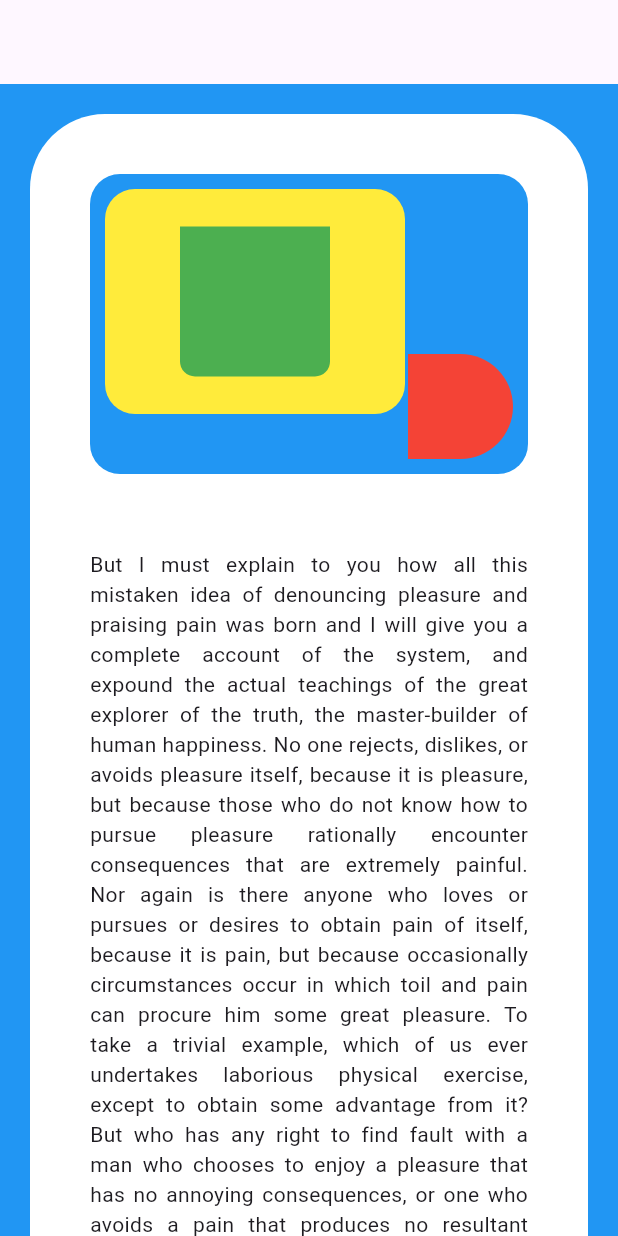
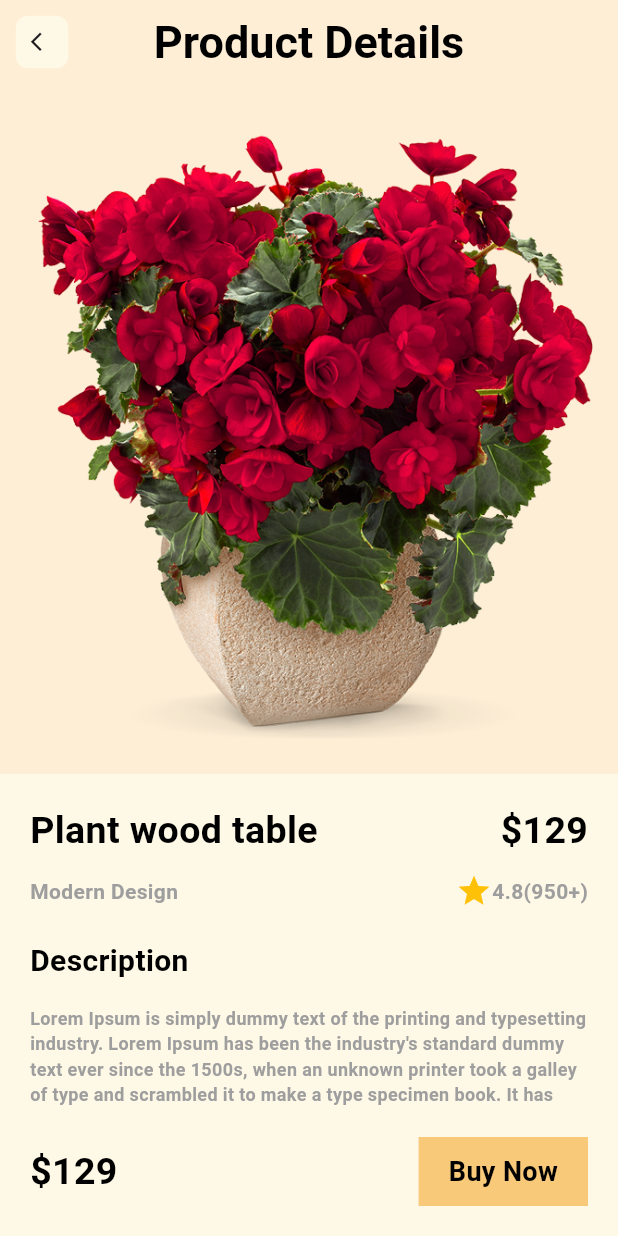
Before and after one commit to shihabLuminar/sample_row_colum_dec, a Flutter app: the screen it shows after launch, on a phone screen of 412 x 824 dp. Run offline on Flutter 3.47's test engine with Material 3 defaults, Android fonts, the phone set to English and light mode, and no system bars.

Commit message:
product detials ui added

```diff
--- a/lib/main.dart
+++ b/lib/main.dart
@@ -1,6 +1,7 @@
 import 'package:flutter/material.dart';
 import 'package:sample_row_colum_dec/first_screen.dart';
 import 'package:sample_row_colum_dec/flexible_expanded_screen.dart';
+import 'package:sample_row_colum_dec/produt_details_ui.dart';
 import 'package:sample_row_colum_dec/sample_col_row_ui.dart';
 import 'package:sample_row_colum_dec/stack_sample.dart';
 import 'package:sample_row_colum_dec/stack_ui_task.dart';
@@ -16,7 +17,8 @@
   @override
   Widget build(BuildContext context) {
     return MaterialApp(
-      home: StackUiTask(),
+      debugShowCheckedModeBanner: false,
+      home: ProdutDetailsUi(),
     );
   }
 }
--- /dev/null
+++ b/lib/produt_details_ui.dart
@@ -0,0 +1,138 @@
+import 'package:flutter/material.dart';
+
+class ProdutDetailsUi extends StatelessWidget {
+  const ProdutDetailsUi({super.key});
+
+  @override
+  Widget build(BuildContext context) {
+    return Scaffold(
+      backgroundColor: Color(0xfffeeed6),
+      appBar: AppBar(
+        backgroundColor: Colors.transparent,
+        leading: Center(
+          child: Container(
+              padding: EdgeInsets.all(10),
+              decoration: BoxDecoration(
+                  color: Color(0xfffef8e6),
+                  borderRadius: BorderRadius.circular(8)),
+              child: Icon(
+                Icons.arrow_back_ios,
+                size: 15,
+              )),
+        ),
+        titleTextStyle: TextStyle(
+          color: Colors.black,
+          fontWeight: FontWeight.w700,
+          fontSize: 30,
+        ),
+        title: Text("Product Details"),
+        centerTitle: true,
+      ),
+      body: Column(
+        children: [
+          Expanded(child: Image.asset(height: 300, "assets/images/pot.png")),
+          Container(
+            padding: EdgeInsets.all(20),
+            color: Color(0xfffef8e6),
+            child: Column(
+              crossAxisAlignment: CrossAxisAlignment.start,
+              children: [
+                Row(
+                  mainAxisAlignment: MainAxisAlignment.spaceBetween,
+                  children: [
+                    Text(
+                      "Plant wood table",
+                      style: TextStyle(
+                          color: Colors.black,
+                          fontWeight: FontWeight.bold,
+                          fontSize: 25),
+                    ),
+                    Text(
+                      "\$129",
+                      style: TextStyle(
+                          color: Colors.black,
+                          fontWeight: FontWeight.bold,
+                          fontSize: 25),
+                    ),
+                  ],
+                ),
+                SizedBox(
+                  height: 10,
+                ),
+                Row(
+                  mainAxisAlignment: MainAxisAlignment.spaceBetween,
+                  children: [
+                    Text(
+                      "Modern Design",
+                      style: TextStyle(
+                          color: Colors.grey,
+                          fontWeight: FontWeight.bold,
+                          fontSize: 14),
+                    ),
+                    Spacer(),
+                    Icon(
+                      Icons.star,
+                      color: Colors.amber,
+                    ),
+                    Text(
+                      "4.8(950+)",
+                      style: TextStyle(
+                          color: Colors.grey,
+                          fontWeight: FontWeight.bold,
+                          fontSize: 14),
+                    )
+                  ],
+                ),
+                SizedBox(height: 20),
+                Text(
+                  "Description",
+                  style: TextStyle(
+                      color: Colors.black,
+                      fontWeight: FontWeight.bold,
+                      fontSize: 20),
+                ),
+                SizedBox(height: 15),
+                Text(
+                  "Lorem Ipsum is simply dummy text of the printing and typesetting industry. Lorem Ipsum has been the industry's standard dummy text ever since the 1500s, when an unknown printer took a galley of type and scrambled it to make a type specimen book. It has",
+                  style: TextStyle(
+                      color: Colors.grey,
+                      fontWeight: FontWeight.bold,
+                      fontSize: 12),
+                ),
+                SizedBox(height: 20),
+                Row(
+                  children: [
+                    Text(
+                      "\$129",
+                      style: TextStyle(
+                          color: Colors.black,
+                          fontWeight: FontWeight.bold,
+                          fontSize: 25),
+                    ),
+                    Spacer(),
+                    Container(
+                      padding:
+                          EdgeInsets.symmetric(vertical: 10, horizontal: 20),
+                      color: Color(0xfff9c97a),
+                      child: Text(
+                        "Buy Now",
+                        style: TextStyle(
+                            color: Colors.black,
+                            fontWeight: FontWeight.bold,
+                            fontSize: 18),
+                      ),
+                    )
+                  ],
+                )
+              ],
+            ),
+          )
+        ],
+      ),
+    );
+  }
+}
+
+//medium feeed6
+//lisght fef8e6
+//dark f9c97a
--- a/pubspec.yaml
+++ b/pubspec.yaml
@@ -58,9 +58,8 @@
   uses-material-design: true
 
   # To add assets to your application, add an assets section, like this:
-  # assets:
-  #   - images/a_dot_burr.jpeg
-  #   - images/a_dot_ham.jpeg
+  assets:
+    - assets/images/
 
   # An image asset can refer to one or more resolution-specific "variants", see
   # https://flutter.dev/to/resolution-aware-images
```
Also changed, not shown: assets/images/pot.png (added).
